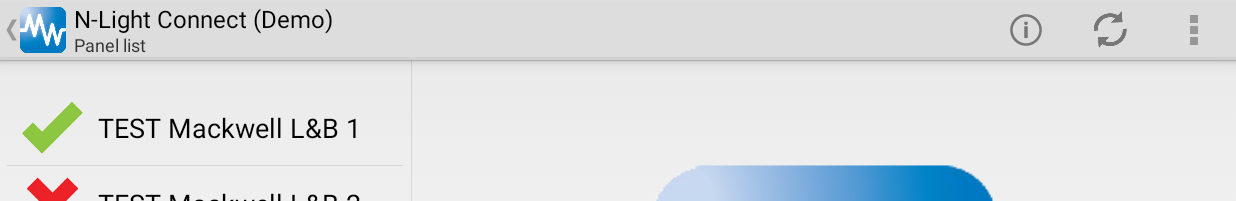
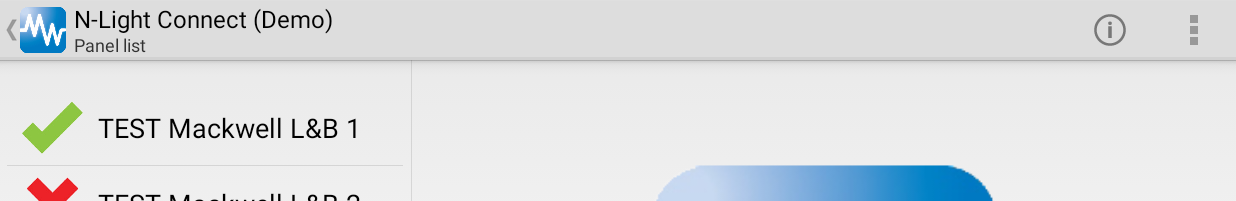
Before and after one commit to weiyuanzhu/TcpSocketTest, an Android app: the screen it shows after launch (PanelActivity), after a tap on "Demo Mode", on a phone screen of 824 x 412 dp (held sideways). Shown: the top 201 px of the screen. Run offline under Robolectric (Android 15) with nearby library versions, the phone set to English and light mode, and no system bars; pictures from the network do not load.

Commit message:
remove refresh button form PanelActivity

```diff
--- a/app/src/main/res/menu/panel.xml
+++ b/app/src/main/res/menu/panel.xml
@@ -21,12 +21,14 @@
 	        android:title="@string/action_showDeviceList"
 	        />
 
+    <!--refresh is removed from 0.9.1 -->
      <item
         android:id="@+id/action_refresh"
         android:orderInCategory="103"
         android:showAsAction="ifRoom"
         android:icon="@drawable/ic_action_refresh"
-        android:title="@string/action_refresh_status"/>
+        android:title="@string/action_refresh_status"
+        android:visible="false"/>
 
 
 
```
